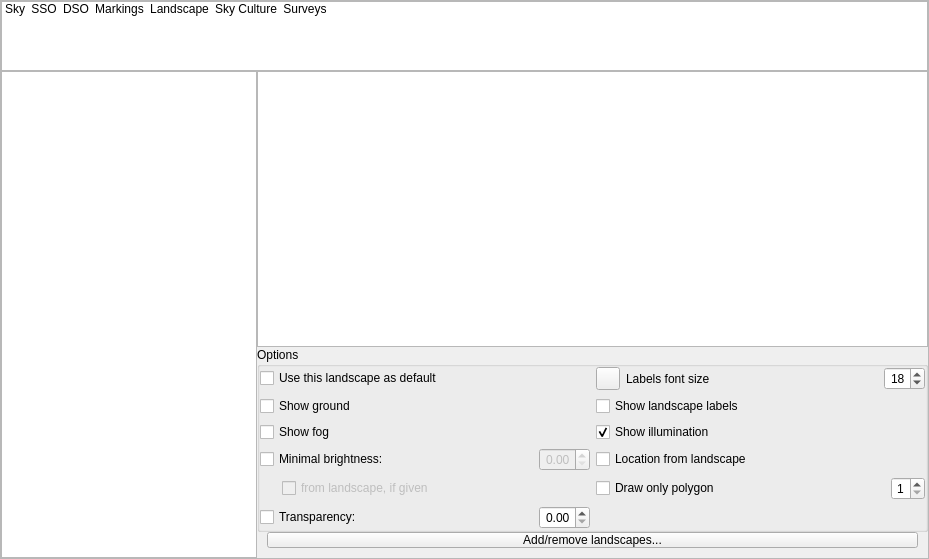
Above: src/gui/viewDialog.ui from Stellarium/stellarium before the change. Below: the same form after it.
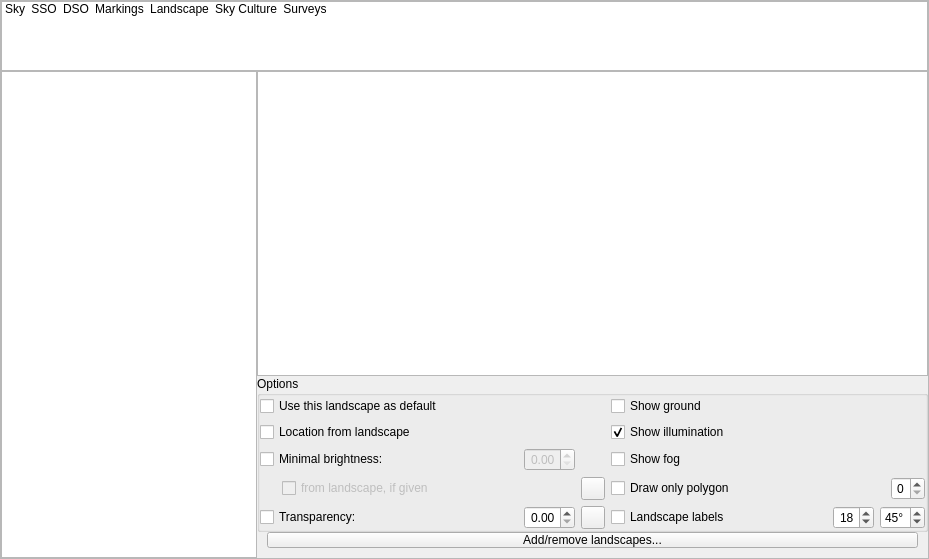
That is the form after the change. The open tabs and pages were chosen to show the change. Icons and pictures are not drawn. Custom widgets are drawn as their Qt base class.

Commit message:
Make some landscape variables static, and properties of LandscapeMgr (#3951)
* Make some landscape variables static, and controlled by properties of LandscapeMgr
- also movable gazetteer label angle
- also user-configurable polygon color
- rearrange GUI
* Enable immediate-store settings for LandscapeMgr properties
* Clearer method name
* SUG amendments

What changed in the file:
```diff
--- a/src/gui/viewDialog.ui
+++ b/src/gui/viewDialog.ui
@@ -4541,13 +4541,6 @@
              <property name="bottomMargin">
               <number>0</number>
              </property>
-             <item row="2" column="1">
-              <widget class="QCheckBox" name="landscapeLabelsCheckBox">
-               <property name="text">
-                <string>Show landscape labels</string>
-               </property>
-              </widget>
-             </item>
              <item row="5" column="0">
               <layout class="QHBoxLayout" name="horizontalLayout_25">
                <property name="leftMargin">
@@ -4568,50 +4561,56 @@
                </item>
               </layout>
              </item>
-             <item row="1" column="1">
-              <layout class="QHBoxLayout" name="horizontalLayout_3">
+             <item row="3" column="2">
+              <widget class="QCheckBox" name="landscapeIlluminationCheckBox">
+               <property name="toolTip">
+                <string>Show illumination layer (bright windows, light pollution, etc.)</string>
+               </property>
+               <property name="text">
+                <string>Show illumination </string>
+               </property>
+               <property name="checked">
+                <bool>true</bool>
+               </property>
+              </widget>
+             </item>
+             <item row="6" column="0">
+              <layout class="QHBoxLayout" name="horizontalLayout_13">
                <item>
-                <widget class="ColorButton" name="labelsColorButton">
-                 <property name="toolTip">
-                  <string>Color of the landscape labels</string>
-                 </property>
-                 <property name="text">
-                  <string notr="true"/>
-                 </property>
-                </widget>
-               </item>
-               <item>
-                <widget class="QLabel" name="labelsFontSizeLabel">
+                <widget class="QCheckBox" name="landscapeTransparencyCheckBox">
                  <property name="sizePolicy">
-                  <sizepolicy hsizetype="MinimumExpanding" vsizetype="Preferred">
+                  <sizepolicy hsizetype="Expanding" vsizetype="Fixed">
                    <horstretch>0</horstretch>
                    <verstretch>0</verstretch>
                   </sizepolicy>
                  </property>
                  <property name="text">
-                  <string>Labels font size</string>
+                  <string>Transparency:</string>
                  </property>
                 </widget>
                </item>
                <item>
-                <widget class="QSpinBox" name="labelsFontSizeSpinBox">
+                <widget class="QDoubleSpinBox" name="landscapeTransparencySpinBox">
                  <property name="alignment">
                   <set>Qt::AlignRight|Qt::AlignTrailing|Qt::AlignVCenter</set>
                  </property>
                  <property name="minimum">
-                  <number>5</number>
+                  <double>0.000000000000000</double>
                  </property>
                  <property name="maximum">
-                  <number>48</number>
+                  <double>1.000000000000000</double>
+                 </property>
+                 <property name="singleStep">
+                  <double>0.010000000000000</double>
                  </property>
                  <property name="value">
-                  <number>18</number>
+                  <double>0.000000000000000</double>
                  </property>
                 </widget>
                </item>
               </layout>
              </item>
-             <item row="5" column="1">
+             <item row="5" column="2">
               <layout class="QHBoxLayout" name="landscapePolylineHorizontalLayout">
                <item>
                 <widget class="QCheckBox" name="landscapePolylineCheckBox">
@@ -4638,7 +4637,7 @@
                   <set>Qt::AlignRight|Qt::AlignTrailing|Qt::AlignVCenter</set>
                  </property>
                  <property name="minimum">
-                  <number>1</number>
+                  <number>0</number>
                  </property>
                  <property name="maximum">
                   <number>5</number>
@@ -4647,43 +4646,6 @@
                </item>
               </layout>
              </item>
-             <item row="1" column="0">
-              <widget class="QCheckBox" name="useAsDefaultLandscapeCheckBox">
-               <property name="text">
-                <string>Use this landscape as default</string>
-               </property>
-              </widget>
-             </item>
-             <item row="4" column="1">
-              <widget class="QCheckBox" name="landscapeLocationCheckBox">
-               <property name="toolTip">
-                <string>Set the planet and location as specified for the selected landscape</string>
-               </property>
-               <property name="text">
-                <string>Location from landscape</string>
-               </property>
-              </widget>
-             </item>
-             <item row="3" column="1">
-              <widget class="QCheckBox" name="landscapeIlluminationCheckBox">
-               <property name="toolTip">
-                <string>Show illumination layer (bright windows, light pollution, etc.)</string>
-               </property>
-               <property name="text">
-                <string>Show illumination </string>
-               </property>
-               <property name="checked">
-                <bool>true</bool>
-               </property>
-              </widget>
-             </item>
-             <item row="2" column="0">
-              <widget class="QCheckBox" name="showGroundCheckBox">
-               <property name="text">
-                <string>Show ground</string>
-               </property>
-              </widget>
-             </item>
              <item row="4" column="0">
               <layout class="QHBoxLayout" name="horizontalLayout_11">
                <item>
@@ -4723,48 +4685,127 @@
                </item>
               </layout>
              </item>
-             <item row="3" column="0">
+             <item row="6" column="2">
+              <layout class="QHBoxLayout" name="horizontalLayout_3">
+               <item>
+                <widget class="QCheckBox" name="landscapeLabelsCheckBox">
+                 <property name="sizePolicy">
+                  <sizepolicy hsizetype="Maximum" vsizetype="Fixed">
+                   <horstretch>0</horstretch>
+                   <verstretch>0</verstretch>
+                  </sizepolicy>
+                 </property>
+                 <property name="text">
+                  <string>Landscape labels</string>
+                 </property>
+                </widget>
+               </item>
+               <item>
+                <spacer name="horizontalSpacer_9">
+                 <property name="orientation">
+                  <enum>Qt::Horizontal</enum>
+                 </property>
+                 <property name="sizeHint" stdset="0">
+                  <size>
+                   <width>40</width>
+                   <height>20</height>
+                  </size>
+                 </property>
+                </spacer>
+               </item>
+               <item>
+                <widget class="QSpinBox" name="landscapeLabelsFontSizeSpinBox">
+                 <property name="alignment">
+                  <set>Qt::AlignRight|Qt::AlignTrailing|Qt::AlignVCenter</set>
+                 </property>
+                 <property name="minimum">
+                  <number>5</number>
+                 </property>
+                 <property name="maximum">
+                  <number>48</number>
+                 </property>
+                 <property name="toolTip">
+                  <string>Font size</string>
+                 </property>
+                 <property name="value">
+                  <number>18</number>
+                 </property>
+                </widget>
+               </item>
+               <item>
+                <widget class="QSpinBox" name="landscapeLabelsAngleSpinBox">
+                 <property name="toolTip">
+                  <string>Text angle</string>
+                 </property>
+                 <property name="suffix">
+                  <string notr="true">°</string>
+                 </property>
+                 <property name="minimum">
+                  <number>0</number>
+                 </property>
+                 <property name="maximum">
+                  <number>90</number>
+                 </property>
+                 <property name="singleStep">
+                  <number>5</number>
+                 </property>
+                 <property name="value">
+                  <number>45</number>
+                 </property>
+                </widget>
+               </item>
+              </layout>
+             </item>
+             <item row="6" column="1">
+              <widget class="ColorButton" name="labelsColorButton">
+               <property name="toolTip">
+                <string>Color for landscape labels</string>
+               </property>
+               <property name="text">
+                <string notr="true"/>
+               </property>
+              </widget>
+             </item>
+             <item row="5" column="1">
+              <widget class="ColorButton" name="polygonColorButton">
+               <property name="toolTip">
+                <string>Color for polygon line</string>
+               </property>
+               <property name="text">
+                <string/>
+               </property>
+              </widget>
+             </item>
+             <item row="4" column="2">
               <widget class="QCheckBox" name="showFogCheckBox">
                <property name="text">
                 <string>Show fog</string>
                </property>
               </widget>
              </item>
-             <item row="6" column="0">
-              <layout class="QHBoxLayout" name="horizontalLayout_13">
-               <item>
-                <widget class="QCheckBox" name="landscapeTransparencyCheckBox">
-                 <property name="sizePolicy">
-                  <sizepolicy hsizetype="Expanding" vsizetype="Fixed">
-                   <horstretch>0</horstretch>
-                   <verstretch>0</verstretch>
-                  </sizepolicy>
-                 </property>
-                 <property name="text">
-                  <string>Transparency:</string>
-                 </property>
-                </widget>
-               </item>
-               <item>
-                <widget class="QDoubleSpinBox" name="landscapeTransparencySpinBox">
-                 <property name="alignment">
-                  <set>Qt::AlignRight|Qt::AlignTrailing|Qt::AlignVCenter</set>
-                 </property>
-                 <property name="minimum">
-                  <double>0.000000000000000</double>
-                 </property>
-                 <property name="maximum">
-                  <double>1.000000000000000</double>
-                 </property>
-                 <property name="singleStep">
-                  <double>0.010000000000000</double>
-                 </property>
-                 <property name="value">
-                  <double>0.000000000000000</double>
-                 </property>
-                </widget>
-               </item>
-              </layout>
+             <item row="2" column="2">
+              <widget class="QCheckBox" name="showGroundCheckBox">
+               <property name="text">
+                <string>Show ground</string>
+               </property>
+              </widget>
+             </item>
+             <item row="3" column="0">
+              <widget class="QCheckBox" name="landscapeLocationCheckBox">
+               <property name="toolTip">
+                <string>Set the planet and location as specified for the selected landscape</string>
+               </property>
+               <property name="text">
+                <string>Location from landscape</string>
+               </property>
+              </widget>
+             </item>
+             <item row="2" column="0">
+              <widget class="QCheckBox" name="useAsDefaultLandscapeCheckBox">
+               <property name="text">
+                <string>Use this landscape as default</string>
+               </property>
+              </widget>
              </item>
             </layout>
            </widget>
```
The commit also changes 11 other files.
